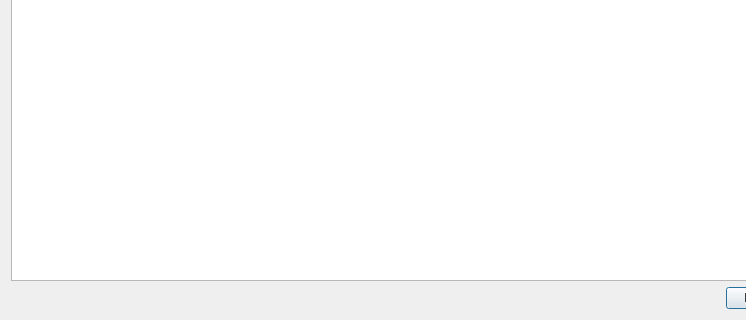
Qt form pordb_historie.ui (hwmay/pordb) before a commit; both pictures show x 0 to 746 and y 434 to 754 of the 903 by 754 pixel window.
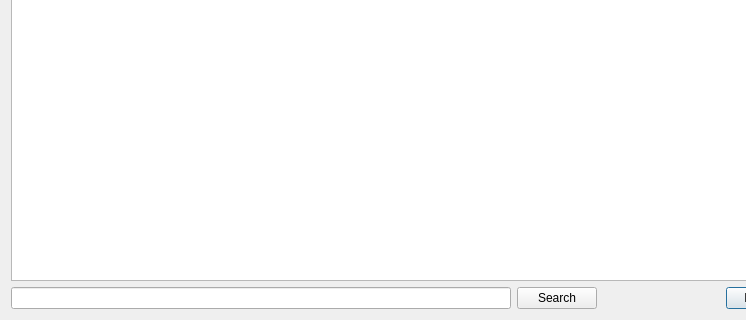
The same form after that commit. Icons and pictures are not drawn.

Commit message: New function: Search function in history

The edit to the form file:
```diff
--- a/pordb_historie.ui
+++ b/pordb_historie.ui
@@ -44,6 +44,32 @@
      </item>
      <item>
       <layout class="QHBoxLayout" name="horizontalLayout">
+       <item>
+        <widget class="QLineEdit" name="lineEditSearch">
+         <property name="minimumSize">
+          <size>
+           <width>500</width>
+           <height>0</height>
+          </size>
+         </property>
+        </widget>
+       </item>
+       <item>
+        <widget class="QPushButton" name="pushButtonSearch">
+         <property name="toolTip">
+          <string>Search in history, Ctrl+S</string>
+         </property>
+         <property name="text">
+          <string>Search</string>
+         </property>
+         <property name="shortcut">
+          <string>Ctrl+S</string>
+         </property>
+         <property name="autoDefault">
+          <bool>false</bool>
+         </property>
+        </widget>
+       </item>
        <item>
         <spacer name="horizontalSpacer">
          <property name="orientation">
```
Left out of the diff: 9 changed lines with no effect on the pictures. The commit also changes 5 other files.
